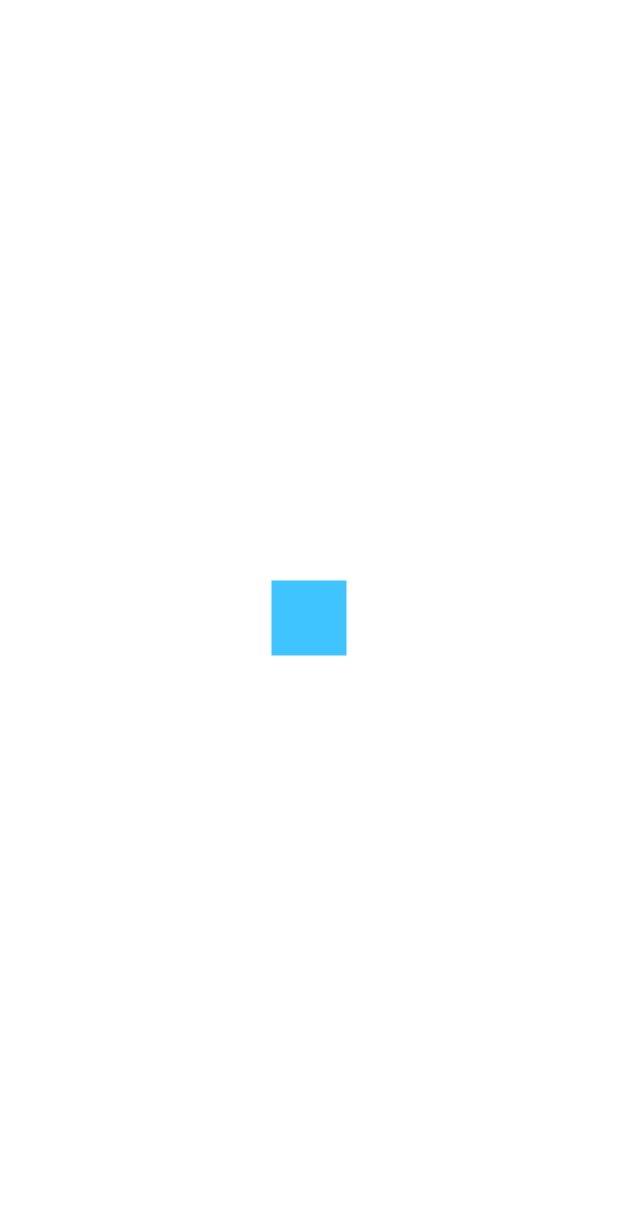
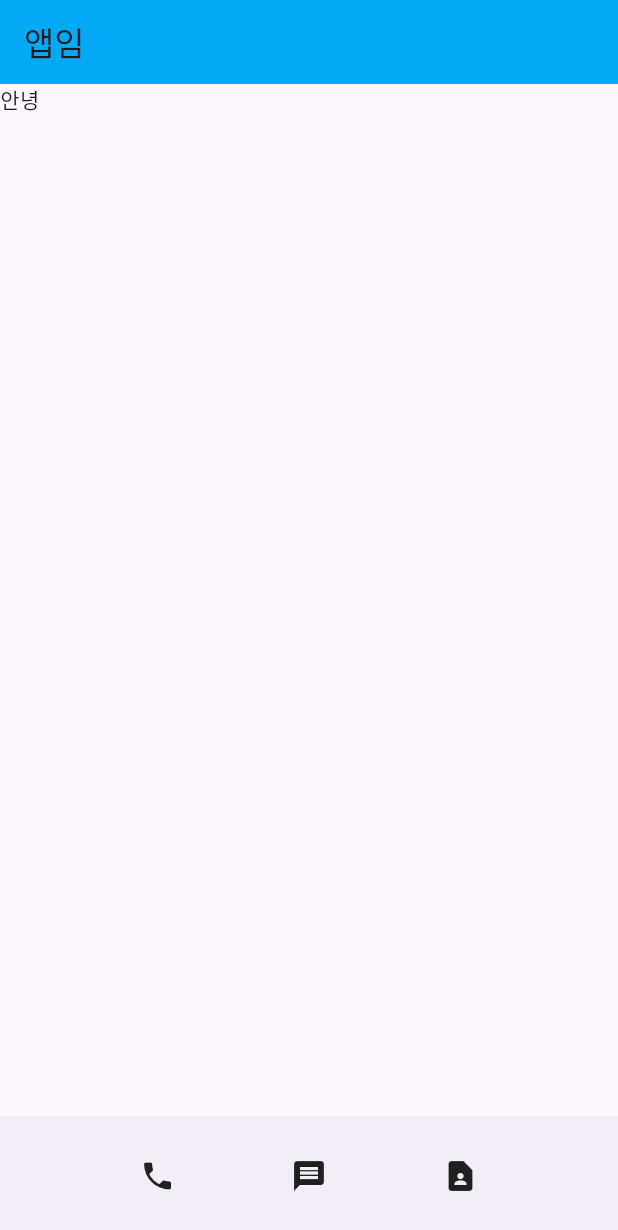
Before and after one commit to yonggun1996/flutterProject, a Flutter app: the screen it shows after launch, on a phone screen of 412 x 824 dp. Shown: the top 1230 px of the screen. Run offline on Flutter 3.47's test engine with Material 3 defaults, Android fonts, the phone set to English and light mode, and no system bars.

Commit message:
Scafflod 실습

```diff
--- a/analysis_options.yaml
+++ b/analysis_options.yaml
@@ -25,6 +25,7 @@ linter:
     avoid_print: false
     prefer_typing_uninitialized_variables: false
     prefer_const_constructors_in_immutables: false
+    prefer_const_literals_to_create_immutables: false
     # avoid_print: false  # Uncomment to disable the `avoid_print` rule
     # prefer_single_quotes: true  # Uncomment to enable the `prefer_single_quotes` rule
 
--- a/lib/main.dart
+++ b/lib/main.dart
@@ -10,12 +10,27 @@ class MyApp extends StatelessWidget {
   @override
   Widget build(BuildContext context) {
     return MaterialApp(
-      //home: Text('Hello') // Text UI
-      //home: Icon(Icons.star) // Icon UI
-      //home: Image.asset('test.png') // Image UI
-      home: Center(
-        child: Container( width: 50, height: 50, color: Colors.lightBlueAccent) // Box UI
+      home: Scaffold(
+        appBar: AppBar(
+          backgroundColor: Colors.lightBlue,
+          title: Text("앱임", selectionColor: Colors.white),
+        ),//상단 위젯
+        body: Container(
+          child: Text("안녕"),
+        ),//앱 콘텐츠
+        bottomNavigationBar: BottomAppBar(
+          child: Row(
+            mainAxisAlignment: MainAxisAlignment.spaceEvenly, // 가로축 정렬
+            children: [
+              Icon(Icons.phone),
+              Icon(Icons.message),
+              Icon(Icons.contact_page)
+            ],
+          ),
+        )//하단 네비게이션 바
       )
     );
   }
 }
+
+// ? Scaffold
```
